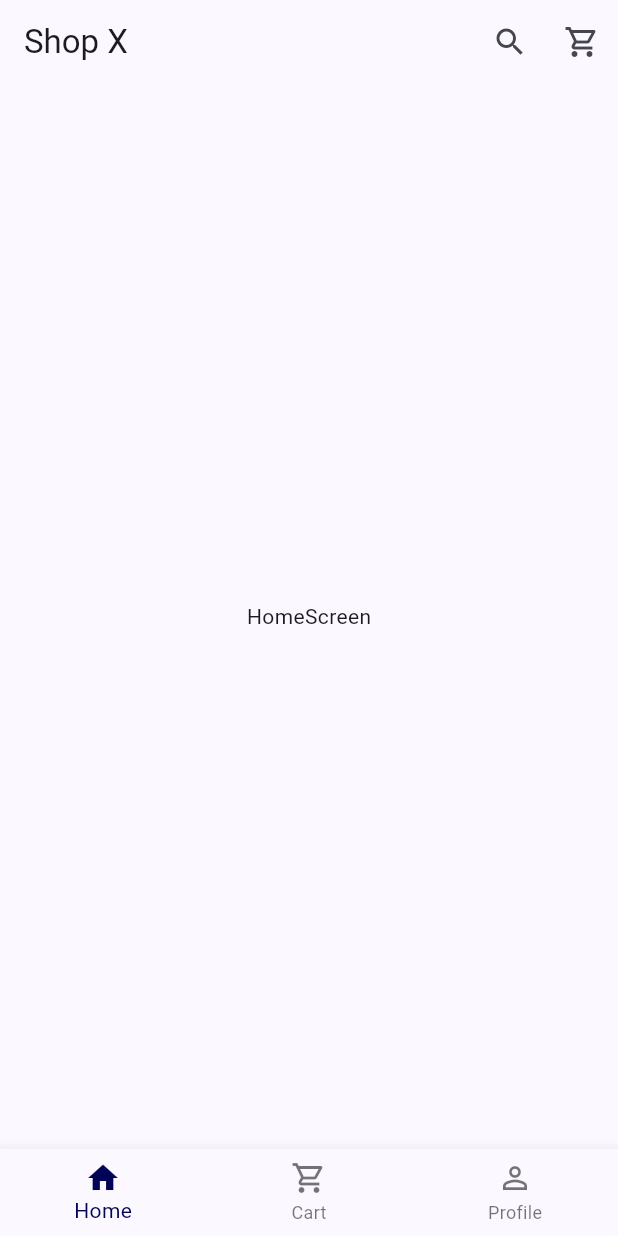
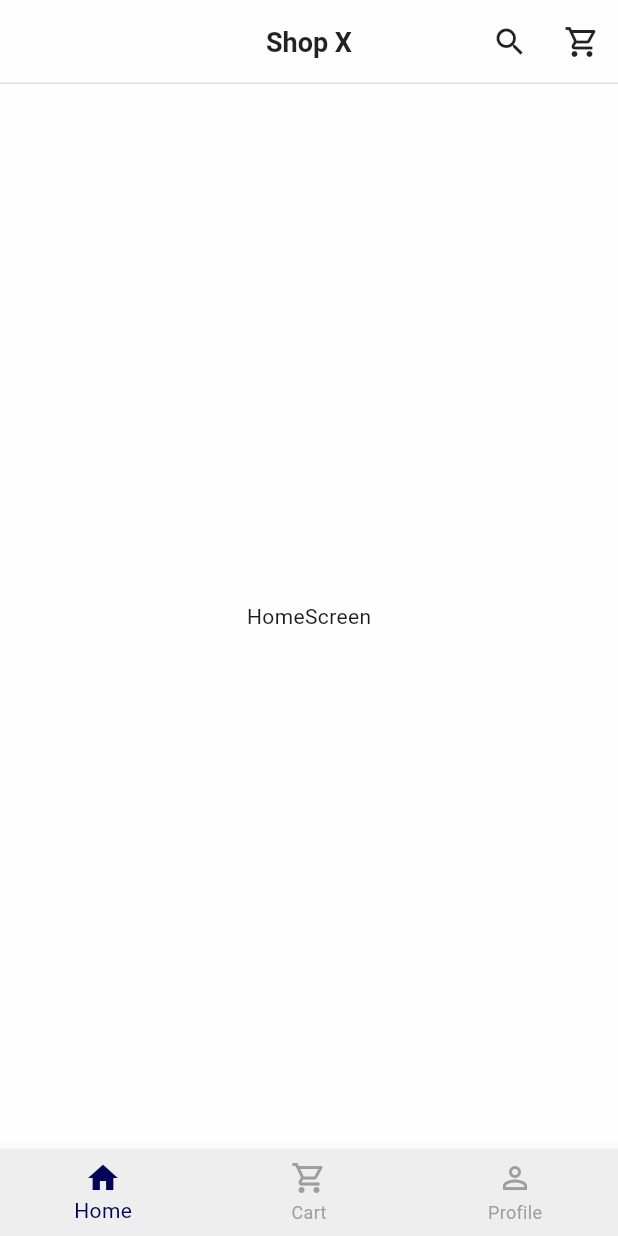
Before and after one commit to safnr/shop_x, a Flutter app: the screen it shows after launch, on a phone screen of 412 x 824 dp. Run offline on Flutter 3.47's test engine with Material 3 defaults, Android fonts, the light colour scheme and no system bars; our stand-ins replace flutter_riverpod.

Commit message:
fix appBar

```diff
--- a/lib/main.dart
+++ b/lib/main.dart
@@ -12,13 +12,77 @@ class MyApp extends StatelessWidget {
   @override
   Widget build(BuildContext context) {
     return MaterialApp(
-      title: 'ShopX',
       theme: ThemeData(
         colorScheme: ColorScheme.fromSeed(
           seedColor: Color(0xff000356),
           primary: Color(0xff000356),
           secondary: Color(0xfffefefe),
         ),
+        scaffoldBackgroundColor: Color(0xfffefefe),
+        bottomNavigationBarTheme: BottomNavigationBarThemeData(
+          backgroundColor: Color(0xffeeeeee),
+          selectedItemColor: Color(0xff000356),
+          unselectedItemColor: Colors.grey,
+          showUnselectedLabels: true,
+          type: BottomNavigationBarType.fixed,
+        ),
+
+        chipTheme: ChipThemeData(
+          backgroundColor: Colors.grey.shade200,
+          selectedColor: Color(0xff000356),
+          labelStyle: const TextStyle(
+            color: Colors.black87,
+            fontWeight: FontWeight.w500,
+          ),
+          secondaryLabelStyle: const TextStyle(
+            color: Colors.white,
+            fontWeight: FontWeight.w500,
+          ),
+          secondarySelectedColor: Color(0xff000356),
+          padding: const EdgeInsets.symmetric(horizontal: 8, vertical: 4),
+          shape: RoundedRectangleBorder(
+            borderRadius: BorderRadius.circular(16),
+          ),
+        ),
+        floatingActionButtonTheme: FloatingActionButtonThemeData(
+          backgroundColor: Color(0xff000356),
+          foregroundColor: Color(0xfffefefe),
+        ),
+        filledButtonTheme: FilledButtonThemeData(
+          style: FilledButton.styleFrom(
+            backgroundColor: Color(0xff000356),
+            foregroundColor: Color(0xfffefefe),
+            disabledBackgroundColor: Colors.grey.shade400,
+            disabledForegroundColor: Colors.white70,
+            fixedSize: const Size.fromHeight(56),
+
+            padding: const EdgeInsets.symmetric(vertical: 14),
+            shape: RoundedRectangleBorder(
+              borderRadius: BorderRadius.circular(8),
+            ),
+          ),
+        ),
+        cardTheme: CardThemeData(
+          margin: EdgeInsets.zero,
+          color: Color(0xfff2f2f2),
+          shape: RoundedRectangleBorder(borderRadius: BorderRadius.circular(4)),
+          elevation: 1,
+        ),
+        appBarTheme: AppBarTheme(
+          backgroundColor: Color(0xfffefefe),
+          elevation: 0,
+          scrolledUnderElevation: 0,
+          centerTitle: true,
+          shape: Border(
+            bottom: BorderSide(color: Colors.grey.shade300, width: 1),
+          ),
+          iconTheme: const IconThemeData(color: Colors.black87),
+          titleTextStyle: const TextStyle(
+            color: Colors.black87,
+            fontSize: 18,
+            fontWeight: FontWeight.w600,
+          ),
+        ),
       ),
       home: MainScreen(),
     );
--- a/pubspec.yaml
+++ b/pubspec.yaml
@@ -33,14 +33,14 @@ dependencies:
   get: 4.7.3
   dio: ^5.7.0
 
-  firebase_core: ^4.2.1
-  firebase_auth: ^6.1.2
+  firebase_core: ^4.2.1 #firebase
+  firebase_auth: ^6.1.2 #authentication
   google_sign_in: ^7.2.0
 
   image_picker: ^1.1.2
   path_provider: ^2.1.5
   flutter_screenutil: ^5.9.3
-  cloud_firestore: ^6.1.0
+  cloud_firestore: ^6.1.0 #database
   image: ^4.5.4
   camera: ^0.11.3
   google_mlkit_image_labeling: ^0.14.1
```
